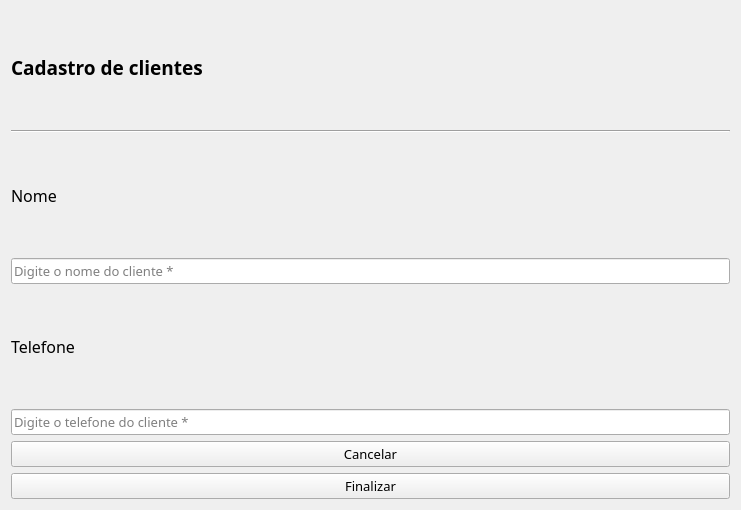
Above: view/cadastroclientes.ui from imora97/Sistema-para-doceria before the change. Below: the same form after it.
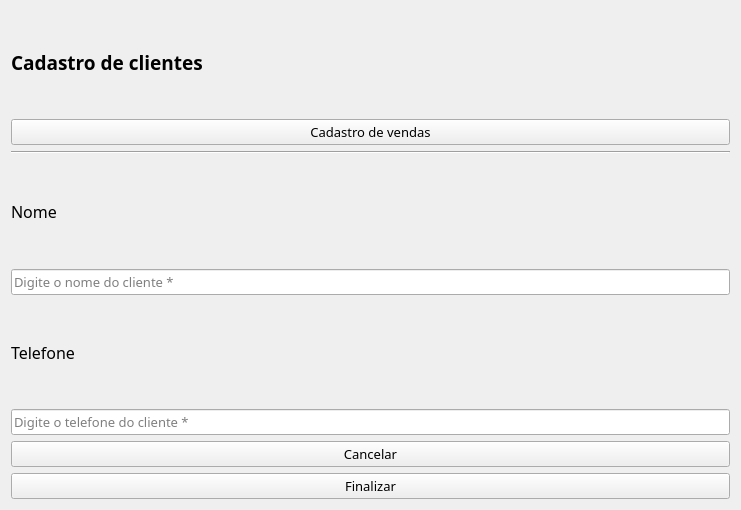
That is the form after the change.

The edit to the form file:
```diff
--- a/view/cadastroclientes.ui
+++ b/view/cadastroclientes.ui
@@ -29,6 +29,19 @@
      </property>
     </widget>
    </item>
+   <item>
+    <widget class="QPushButton" name="cad_v">
+     <property name="font">
+      <font>
+       <family>Segoe Print</family>
+       <pointsize>10</pointsize>
+      </font>
+     </property>
+     <property name="text">
+      <string>Cadastro de vendas</string>
+     </property>
+    </widget>
+   </item>
    <item>
     <widget class="Line" name="line">
      <property name="orientation">
```
